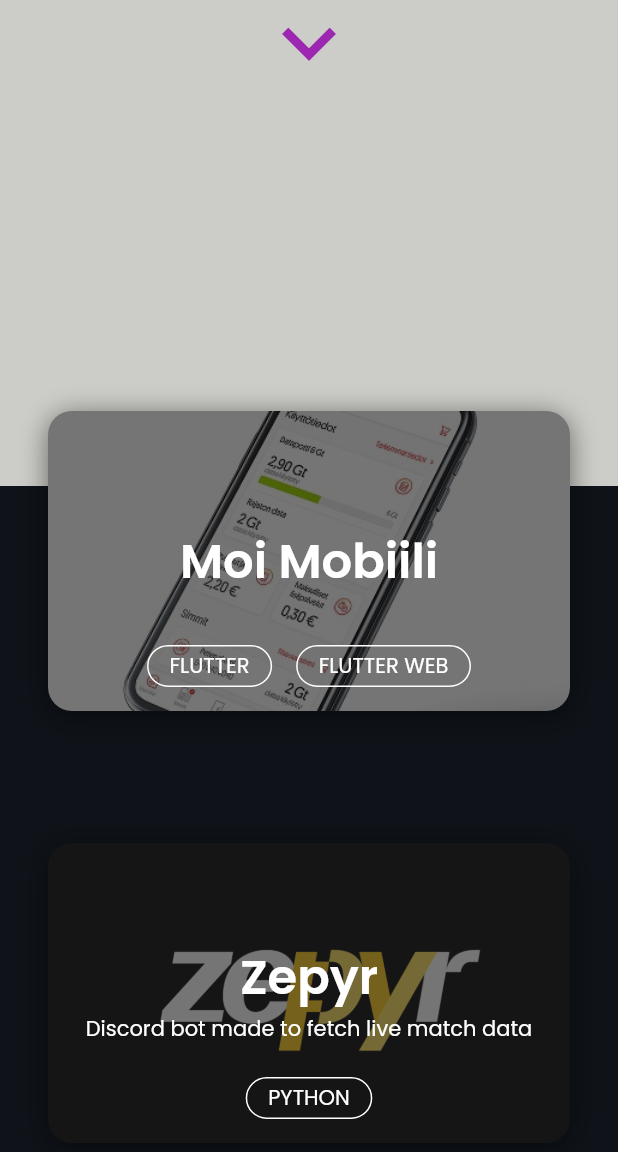
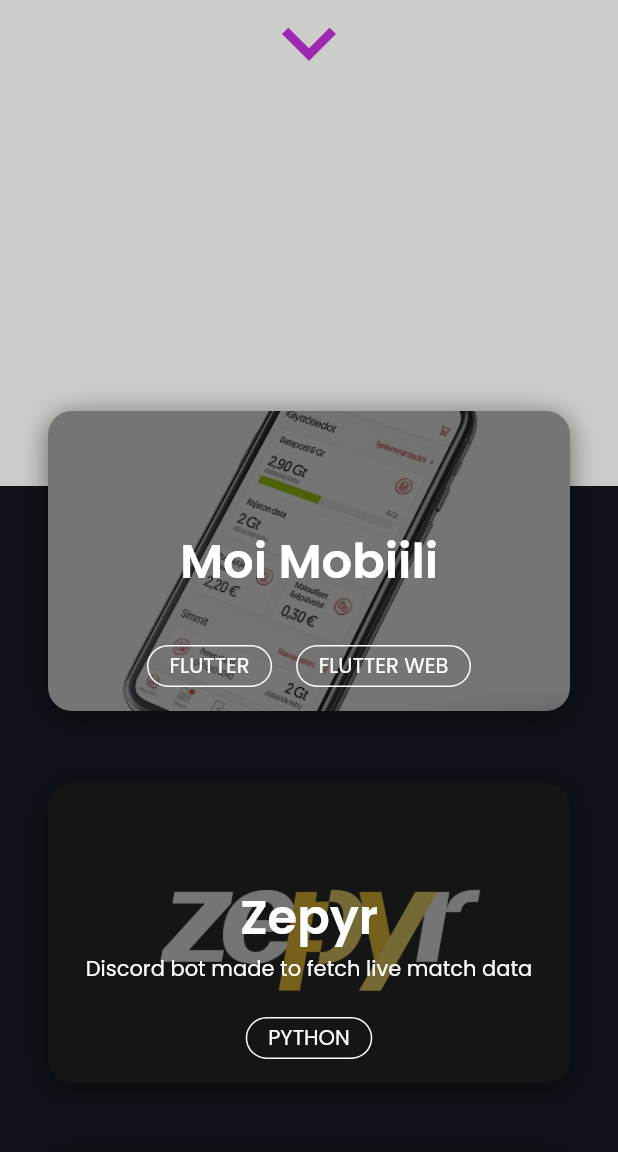
Before and after one commit to jusulamminheimo/jusudev, a Flutter app: the HomePageWeb screen opened directly, scrolled down 576 dp, on a phone screen of 412 x 824 dp, the part 84-1236 px from its top. Run offline on Flutter 3.47's test engine with Material 2 defaults, Android fonts, the phone set to English and light mode, and no system bars; our stand-ins replace font_awesome_flutter, google_fonts; missing offline and left inert: universal_html.

Commit message:
refactor project grid code

```diff
--- a/lib/ui/components/project_grid.dart
+++ b/lib/ui/components/project_grid.dart
@@ -1,7 +1,10 @@
 import 'package:flutter/material.dart';
 import 'package:jusudev/ui/components/project_container.dart';
+import 'package:jusudev/ui/components/responsive_builder.dart';
+import 'package:jusudev/ui/components/info_container.dart';
+import 'package:jusudev/ui/pages/home_page_web.dart';
 
-class ProjectGridWeb extends StatefulWidget {
+class ProjectGrid extends StatefulWidget {
   static List projectList = [
     ProjectContainer(
       isBig: true,
@@ -36,16 +39,16 @@
   final GlobalKey key;
   final bool isHovered;
 
-  const ProjectGridWeb({this.key, this.isHovered});
+  const ProjectGrid({this.key, this.isHovered});
 
   @override
-  _ProjectGridWebState createState() => _ProjectGridWebState();
+  _ProjectGridState createState() => _ProjectGridState();
 }
 
-class _ProjectGridWebState extends State<ProjectGridWeb> {
+class _ProjectGridState extends State<ProjectGrid> {
   @override
   Widget build(BuildContext context) {
-    return _projectGridWeb();
+    return isPhone(context) ? _projectGridPhone() : _projectGridWeb();
   }
 
   Widget _projectGridWeb() {
@@ -57,11 +60,11 @@
             alignment: WrapAlignment.center,
             crossAxisAlignment: WrapCrossAlignment.center,
             children: [
-              ProjectGridWeb.projectList[0],
+              ProjectGrid.projectList[0],
               SizedBox(
                 width: 36,
               ),
-              ProjectGridWeb.projectList[1],
+              ProjectGrid.projectList[1],
             ],
           ),
           SizedBox(
@@ -72,15 +75,41 @@
             alignment: WrapAlignment.center,
             crossAxisAlignment: WrapCrossAlignment.center,
             children: [
-              ProjectGridWeb.projectList[2],
+              ProjectGrid.projectList[2],
               SizedBox(
                 width: 36,
               ),
-              ProjectGridWeb.projectList[3],
+              ProjectGrid.projectList[3],
             ],
           ),
         ],
       ),
     );
   }
+
+  Widget _projectGridPhone() {
+    return Center(
+      child: Column(
+        children: [
+          ProjectGrid.projectList[0],
+          SizedBox(
+            height: 32,
+          ),
+          ProjectGrid.projectList[1],
+          SizedBox(
+            height: 32,
+          ),
+          ProjectGrid.projectList[2],
+          SizedBox(
+            height: 32,
+          ),
+          ProjectGrid.projectList[3],
+          SizedBox(
+            height: 32,
+          ),
+          InfoContainer(key: HomePageWeb.meKey)
+        ],
+      ),
+    );
+  }
 }
--- a/lib/ui/pages/home_page_phone.dart
+++ b/lib/ui/pages/home_page_phone.dart
@@ -1,6 +1,5 @@
 import 'package:flutter/material.dart';
 import 'package:jusudev/ui/components/animated_components/animated_header_container.dart';
-import 'package:jusudev/ui/components/info_container.dart';
 import 'package:jusudev/ui/components/jusu_scaffold.dart';
 import 'package:jusudev/ui/components/project_grid.dart';
 import 'package:jusudev/ui/pages/home_page_web.dart';
@@ -37,16 +36,7 @@
               key: HomePageWeb.projectsKey,
               padding: EdgeInsets.only(top: 850),
               child: Center(
-                child: Column(
-                  crossAxisAlignment: CrossAxisAlignment.center,
-                  children: [
-                    ...ProjectGridWeb.projectList,
-                    SizedBox(
-                      height: 32,
-                    ),
-                    InfoContainer(key: HomePageWeb.meKey)
-                  ],
-                ),
+                child: ProjectGrid(),
               ),
             )
           ],
--- a/lib/ui/pages/home_page_web.dart
+++ b/lib/ui/pages/home_page_web.dart
@@ -42,7 +42,7 @@
                 SizedBox(
                   height: 850,
                 ),
-                ProjectGridWeb(
+                ProjectGrid(
                   key: HomePageWeb.projectsKey,
                 ),
                 Center(
```
